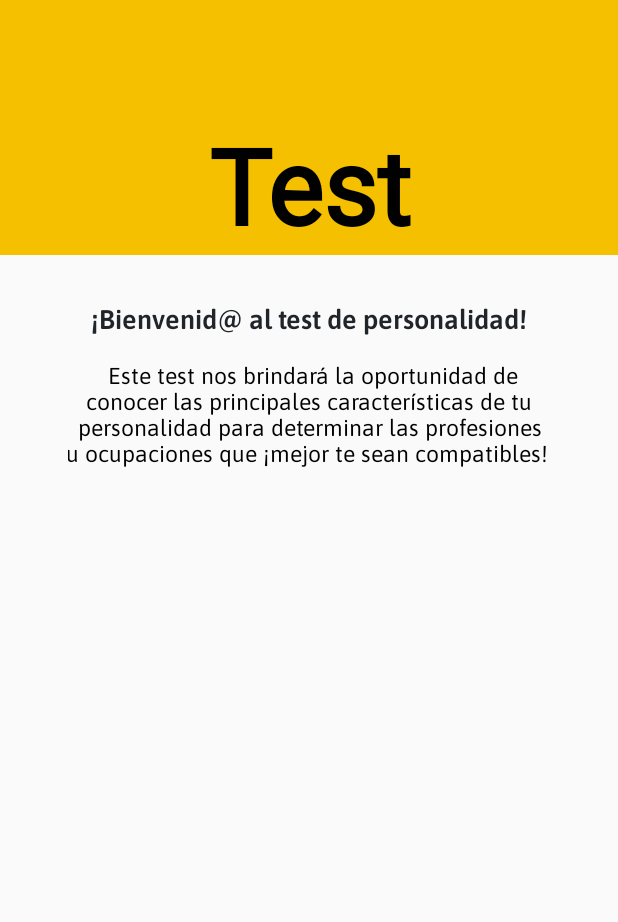
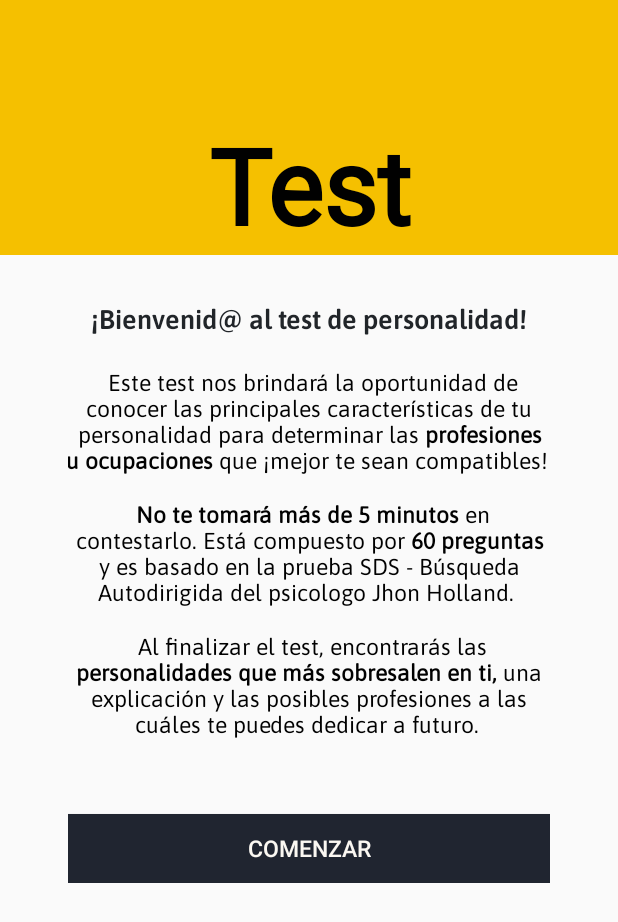
Before and after one commit to MiguelAPaez/Estudia, an Android app: the IntroSurvey screen opened directly, with no data from a screen before it, on a phone screen of 412 x 824 dp. Shown: the top 922 px of the screen. Run offline under Robolectric (Android 15) with nearby library versions, the phone set to English and light mode, and no system bars.

Commit message:
:construction: Add new activity - Introduction Personality Survey

```diff
--- a/app/src/main/res/layout/activity_intro_survey.xml
+++ b/app/src/main/res/layout/activity_intro_survey.xml
@@ -36,7 +36,22 @@
 
                     <TextView
                         style="@style/SubtitleBlackTextViewLayoutForm"
+                        android:layout_marginTop="20dp"
                         android:text="@string/paragraph_one_text_survey_page" />
+
+                    <TextView
+                        style="@style/SubtitleBlackTextViewLayoutForm"
+                        android:text="@string/paragraph_two_text_survey_page" />
+
+                    <TextView
+                        style="@style/SubtitleBlackTextViewLayoutForm"
+                        android:text="@string/paragraph_three_text_survey_page" />
+
+                    <Button
+                        android:id="@+id/startSurveyButton"
+                        android:text="@string/button_survey_intro_page"
+                        android:layout_marginTop="50dp"
+                        style="@style/PrincipalButtonStyle" />
                 </LinearLayout>
 
             </LinearLayout>
--- a/app/src/main/res/values/strings.xml
+++ b/app/src/main/res/values/strings.xml
@@ -70,12 +70,19 @@
     <string name="title_text_survey_page">Test</string>
     <string name="subtitle_text_survey_page">¡Bienvenid@ al test de personalidad!</string>
     <string name="paragraph_one_text_survey_page">
-        <br>Este test nos brindará la oportunidad de</br>
-        <br>conocer las principales características</br>
-        <br>de tu personalidad para determinar</br>
-        <br>las profesiones u ocupaciones que</br>
-        <br>¡mejor te sean compatibles!</br>
+        Este test nos brindará la oportunidad de conocer las principales características
+        de tu personalidad para determinar las <b>profesiones u ocupaciones</b> que
+        ¡mejor te sean compatibles!
     </string>
+    <string name="paragraph_two_text_survey_page">
+        <b>No te tomará más de 5 minutos</b> en contestarlo. Está compuesto por <b>60 preguntas</b> y
+        es basado en la prueba SDS - Búsqueda Autodirigida del psicologo Jhon Holland.
+    </string>
+    <string name="paragraph_three_text_survey_page">
+        Al finalizar el test, encontrarás las <b>personalidades que más sobresalen en ti,</b>
+        una explicación y las posibles profesiones a las cuáles te puedes dedicar a futuro.
+    </string>
+    <string name="button_survey_intro_page">Comenzar</string>
 
     <!--    Personality Survey Screen-->
     <string name="title_personality_survey_start">¡Vamos, Inicia!</string>
```
Also changed, not shown: 1 other file.
